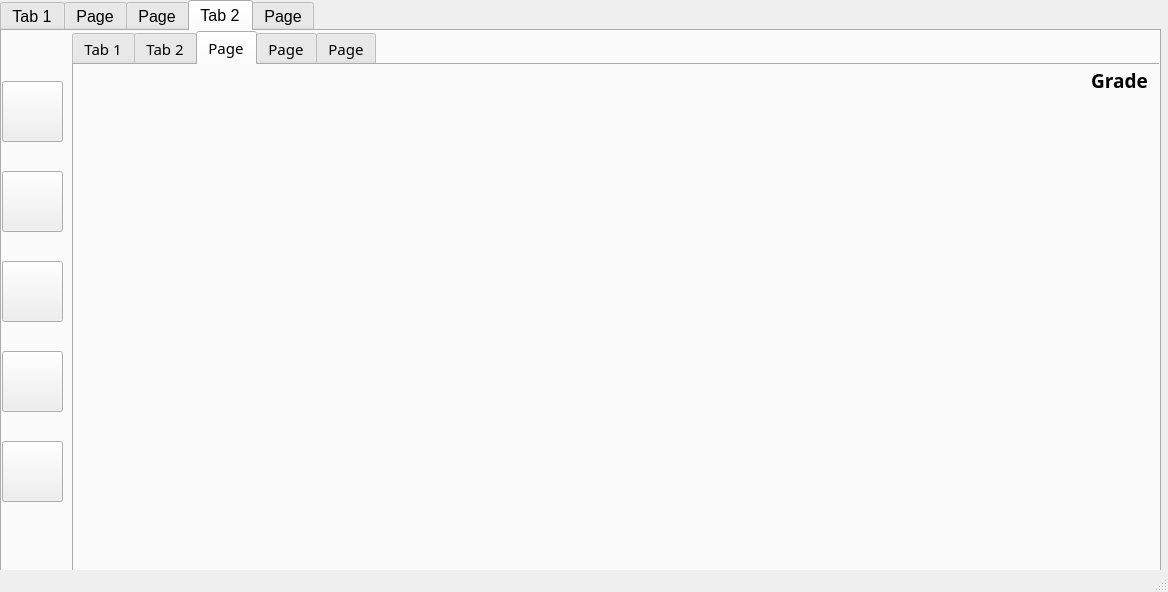
This is MyGPAmate.ui in edeniyanda/MyGPAmate as Qt 5 draws it before an edit. The edited form follows.
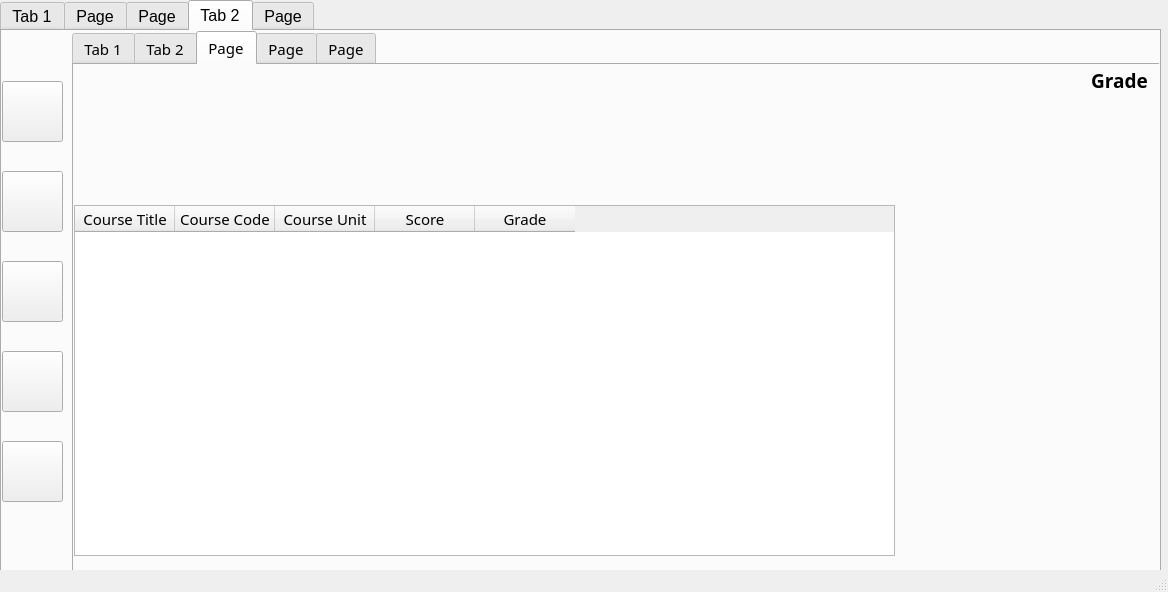
This is the edited form. The open tabs and pages were chosen to show the change. Icons and pictures are not drawn.

Diff of the .ui file:
```diff
--- a/MyGPAmate.ui
+++ b/MyGPAmate.ui
@@ -1012,6 +1012,44 @@
          <set>Qt::AlignCenter</set>
         </property>
        </widget>
+       <widget class="QTableWidget" name="tableWidget">
+        <property name="geometry">
+         <rect>
+          <x>0</x>
+          <y>140</y>
+          <width>821</width>
+          <height>351</height>
+         </rect>
+        </property>
+        <property name="columnCount">
+         <number>5</number>
+        </property>
+        <column>
+         <property name="text">
+          <string>Course Title</string>
+         </property>
+        </column>
+        <column>
+         <property name="text">
+          <string>Course Code</string>
+         </property>
+        </column>
+        <column>
+         <property name="text">
+          <string>Course Unit</string>
+         </property>
+        </column>
+        <column>
+         <property name="text">
+          <string>Score</string>
+         </property>
+        </column>
+        <column>
+         <property name="text">
+          <string>Grade</string>
+         </property>
+        </column>
+       </widget>
       </widget>
       <widget class="QWidget" name="tab_6">
        <attribute name="title">
```
Left out of the diff: 4 changed lines with no effect on the pictures.
